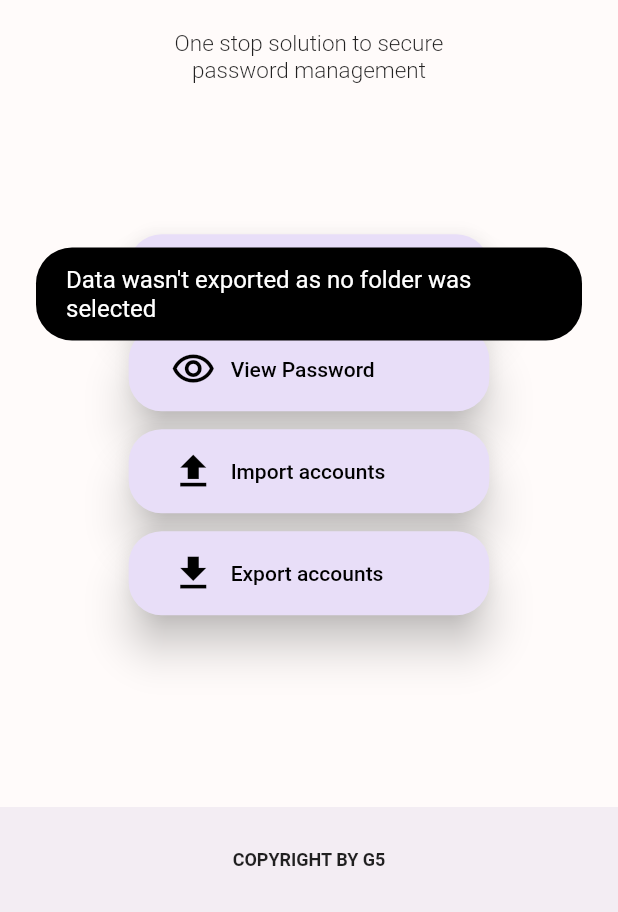
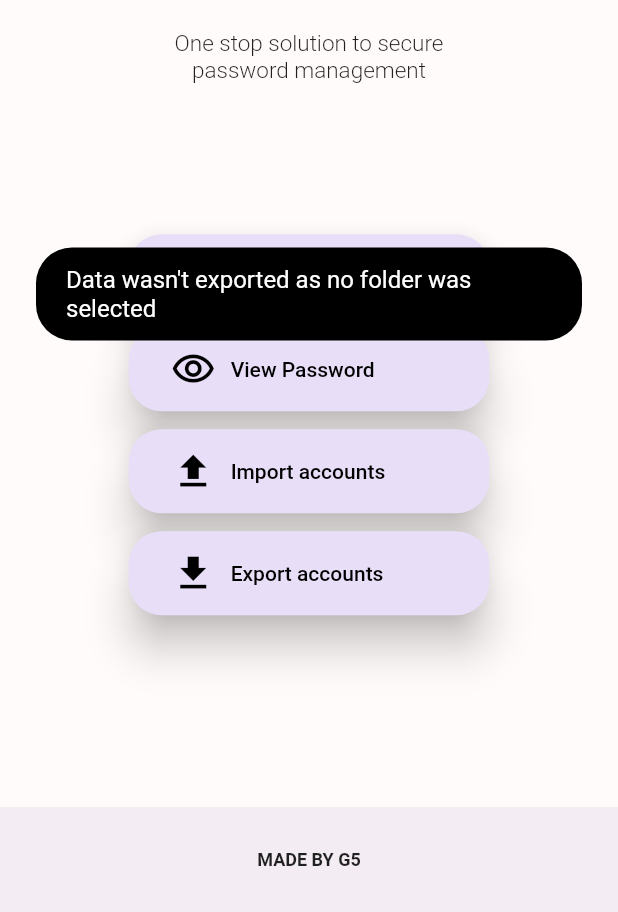
Before and after one commit to KaustubhBahl/NoMem, a Flutter app: the screen it shows after launch, after a tap on "Export accounts", on a phone screen of 412 x 824 dp, the part 324-1236 px from its top. Run offline on Flutter 3.47's test engine with Material 2 defaults, Android fonts, the phone set to English and light mode, and no system bars; our stand-ins replace file_picker, flutter_secure_storage, fluttertoast, hive, hive_flutter; accounts and stored records are empty.

Commit message:
minor changes

```diff
--- a/lib/backup.dart
+++ b/lib/backup.dart
@@ -3,7 +3,6 @@ import 'dart:io';
 import 'package:hive/hive.dart';
 import 'package:nomem/dbhelper.dart';
 import 'package:nomem/model/account.dart';
-import 'package:path_provider/path_provider.dart';
 import 'package:file_picker/file_picker.dart';
 import 'package:flutter_secure_storage/flutter_secure_storage.dart';
 
@@ -16,9 +15,7 @@ class Export {
         .getDirectoryPath(dialogTitle: 'Select folder to export to: ');
     if (dirPath != null) {
       final exportedFile = File('$dirPath/$filenameSuffix-data.nomem');
-      final Directory appDocumentsDir =
-          await getApplicationDocumentsDirectory();
-      File db = File('${appDocumentsDir.path}/accounts.hive');
+      File db = File(DBHelper.getAccountBox().path!);
       exportedFile.writeAsBytesSync(db.readAsBytesSync());
       return true;
     }
--- a/lib/pages/home.dart
+++ b/lib/pages/home.dart
@@ -200,7 +200,7 @@ class Home extends StatelessWidget {
           height: 70,
           child: const Center(
             child: Text(
-              'COPYRIGHT BY G5',
+              'MADE BY G5',
               textAlign: TextAlign.center,
               style: TextStyle(fontWeight: FontWeight.w600, fontSize: 12),
             ),
--- a/pubspec.yaml
+++ b/pubspec.yaml
@@ -45,6 +45,7 @@ dependencies:
 dev_dependencies:
   build_runner: ^2.3.3
   hive_generator: ^2.0.0
+  flutter_launcher_icons: ^0.13.0
   flutter_test:
     sdk: flutter
 
@@ -58,6 +59,10 @@ dev_dependencies:
 # For information on the generic Dart part of this file, see the
 # following page: https://dart.dev/tools/pub/pubspec
 
+flutter_icons:
+  android: true
+  image_path: "assets/images/nomem_launcher_icon.png"
+
 # The following section is specific to Flutter packages.
 flutter:
 
@@ -68,7 +73,6 @@ flutter:
 
   # To add assets to your application, add an assets section, like this:
   assets:
-     - assets/images/nomem_home_logo.jpeg
      - assets/images/
   #   - images/a_dot_ham.jpeg
 
```
Also changed, not shown: assets/images/nomem_launcher_icon.png (added), pubspec.lock, 7 other files.
